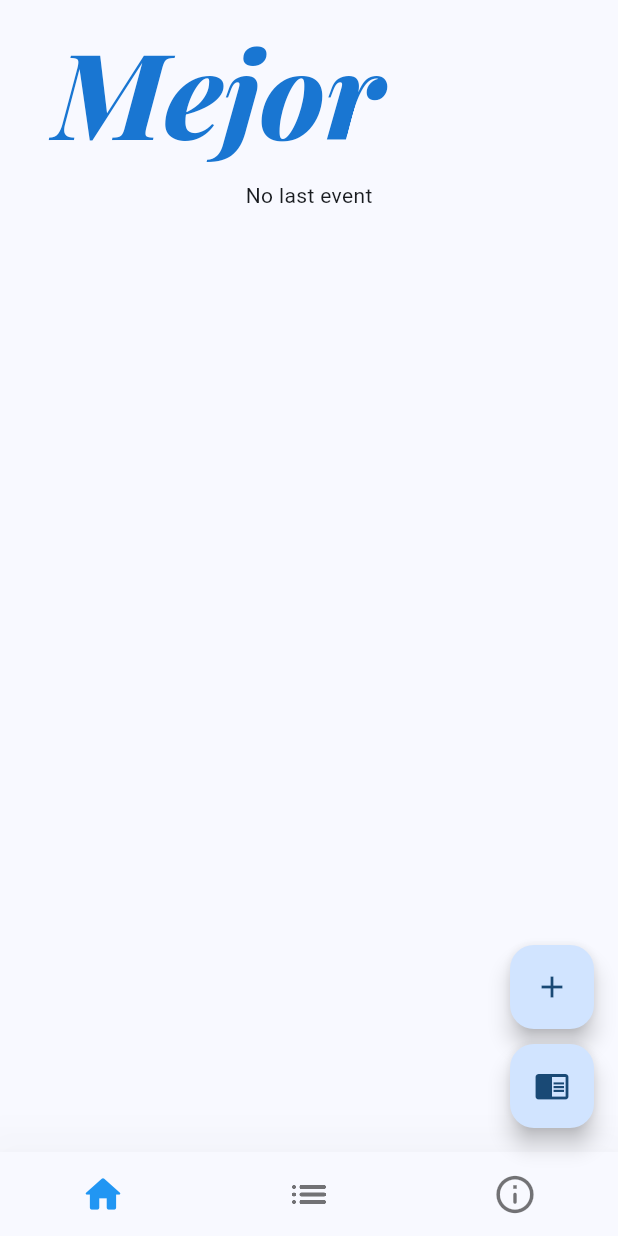
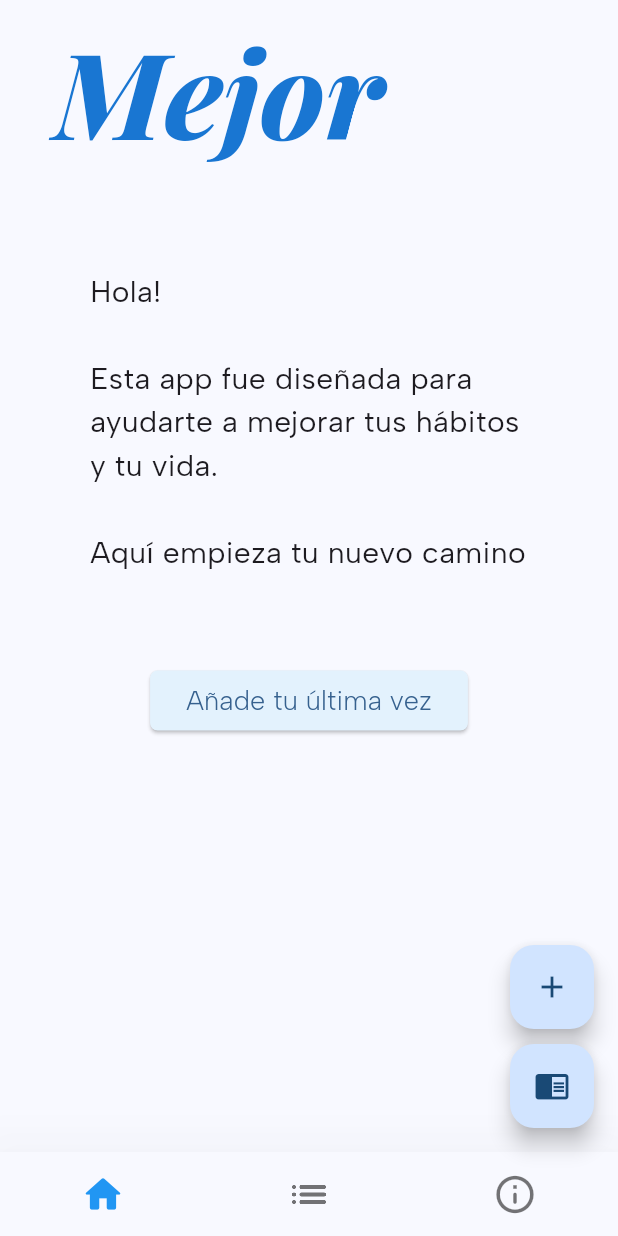
Before and after one commit to a96lex/better, a Flutter app: the screen it shows after launch, on a phone screen of 412 x 824 dp. Run offline on Flutter 3.47's test engine with Material 3 defaults, Android fonts, the phone set to English and light mode, and no system bars; our stand-ins replace google_fonts, sqflite; accounts and stored records are empty; generated files the repository leaves out were written again; project files that could hold a hidden picture were left out.

Commit message:
feat: add locale, font, home screen

```diff
--- /dev/null
+++ b/l10n.yaml
@@ -0,0 +1,3 @@
+arb-dir: lib/l10n
+template-arb-file: app_en.arb
+output-localization-file: app_localizations.dart
--- /dev/null
+++ b/lib/components/custom_button.dart
@@ -0,0 +1,32 @@
+import 'package:flutter/material.dart';
+
+class CustomButton extends StatelessWidget {
+  final VoidCallback onPressed;
+  final String text;
+
+  const CustomButton({
+    super.key,
+    required this.onPressed,
+    required this.text,
+  });
+
+  @override
+  Widget build(BuildContext context) {
+    return ElevatedButton(
+      onPressed: onPressed,
+      style: ElevatedButton.styleFrom(
+        backgroundColor: Theme.of(context).secondaryHeaderColor,
+        shape: RoundedRectangleBorder(
+          borderRadius: BorderRadius.circular(5),
+        ),
+      ),
+      child: Text(
+        text,
+        style: const TextStyle(
+          fontSize: 18,
+          fontWeight: FontWeight.w300,
+        ),
+      ),
+    );
+  }
+}
--- /dev/null
+++ b/lib/l10n/app_es.arb
@@ -0,0 +1,15 @@
+{
+  "homeNoEntries": "Hola!\n\nEsta app fue diseñada para ayudarte a mejorar tus hábitos y tu vida.\n\nAquí empieza tu nuevo camino",
+  "homeFirstEntryButton": "Añade tu última vez",
+  "homeHeader": "Felicidades!\n\nEstás mejor desde hace:",
+  "homeFooter": "Sólo un poco más!",
+  "homeNewEntryButton": "Has recaído?",
+  "newEntryModalText": "No pasa nada, todos hemos estado ahí. Todo irá bien.\n\nCuando ha sido?",
+  "newEntryModalButton": "Guardar",
+  "aboutHeader": "Esta app ha sido desarrollada por Alex. Nació para ayudarme a mi,y la comparto con el mundo por si puede ayudar a alguien más.\n\nSi esta app te ha ayudado a ti o a algun ser querido, y quieres apoyar el proyecto, puedes:",
+  "aboutShare": "Comparte la app",
+  "aboutKofi": "Donar a través de kofi (no se llevan comisión)",
+  "aboutGithub": "Donar a través de github",
+  "aboutGoogle": "Descargar versión pro (google se queda el 30%)",
+  "aboutFooter": "Siempre va a ser 100% gratis y nunca voy a pedirte un dato tuyo, el código es público"
+}
--- a/lib/main.dart
+++ b/lib/main.dart
@@ -5,6 +5,8 @@ import 'package:better/screens/about.dart';
 import 'package:better/screens/history.dart';
 import 'package:better/screens/home.dart';
 import 'package:flutter/widgets.dart';
+import 'package:flutter_gen/gen_l10n/app_localizations.dart';
+import 'package:google_fonts/google_fonts.dart';
 
 void main() {
   runApp(const MyApp());
@@ -21,7 +23,15 @@ class MyApp extends StatelessWidget {
       theme: ThemeData(
         colorScheme: ColorScheme.fromSeed(seedColor: Colors.blue),
         useMaterial3: true,
+        textTheme: GoogleFonts.albertSansTextTheme(
+          Theme.of(context).textTheme,
+        ),
       ),
+
+      localizationsDelegates: AppLocalizations.localizationsDelegates,
+      supportedLocales: AppLocalizations.supportedLocales,
+      // TODO: remove
+      locale: const Locale("es"),
       home: const MainPage(title: 'Mejor'),
     );
   }
--- a/lib/screens/home.dart
+++ b/lib/screens/home.dart
@@ -1,6 +1,8 @@
 import 'package:flutter/material.dart';
 import 'package:better/database/database_helper.dart';
 import 'package:better/models/event.dart';
+import 'package:flutter_gen/gen_l10n/app_localizations.dart';
+import 'package:better/components/custom_button.dart';
 
 class HomeScreen extends StatefulWidget {
   const HomeScreen({super.key});
@@ -48,20 +50,34 @@ class _HomeScreenState extends State<HomeScreen> {
       builder: (context, snapshot) {
         _readEvent();
 
-        return Center(
-          child: Column(
+        return Column(
           mainAxisAlignment: MainAxisAlignment.start,
           crossAxisAlignment: CrossAxisAlignment.start,
           children: <Widget>[
             if (lastEvent == null)
-                const Text("No last event")
+              Padding(
+                  padding: const EdgeInsets.all(60),
+                  child: Column(children: [
+                    Text(
+                      AppLocalizations.of(context)!.homeNoEntries,
+                      style: const TextStyle(fontSize: 20),
+                    ),
+                    const SizedBox(height: 60),
+                    CustomButton(
+                      onPressed: () {},
+                      text: AppLocalizations.of(context)!.homeFirstEntryButton,
+                    )
+                  ]))
             else
+              Padding(
+                  padding: const EdgeInsets.all(60),
+                  child: Column(children: [
                     Text(
                       "Last event: ${lastEvent?['id']}, ${lastEvent?['date']}",
                       style: const TextStyle(fontSize: 20),
                     ),
+                  ]))
           ],
-          ),
         );
       },
     );
--- a/pubspec.yaml
+++ b/pubspec.yaml
@@ -39,6 +39,8 @@ dependencies:
     sdk: flutter
   intl: 0.18.1
 
+  google_fonts: 6.2.1
+
   # The following adds the Cupertino Icons font to your application.
   # Use with the CupertinoIcons class for iOS style icons.
   cupertino_icons: ^1.0.6
@@ -76,6 +78,8 @@ flutter:
   # For details regarding adding assets from package dependencies, see
   # https://flutter.dev/assets-and-images/#from-packages
 
+  generate: true
+
 
   fonts:
     - family: Playfair Display
```
Also changed, not shown: lib/l10n/app_en.arb (added, +15 -0 lines), pubspec.lock. Lines whose indentation alone changed are shown as unchanged.
